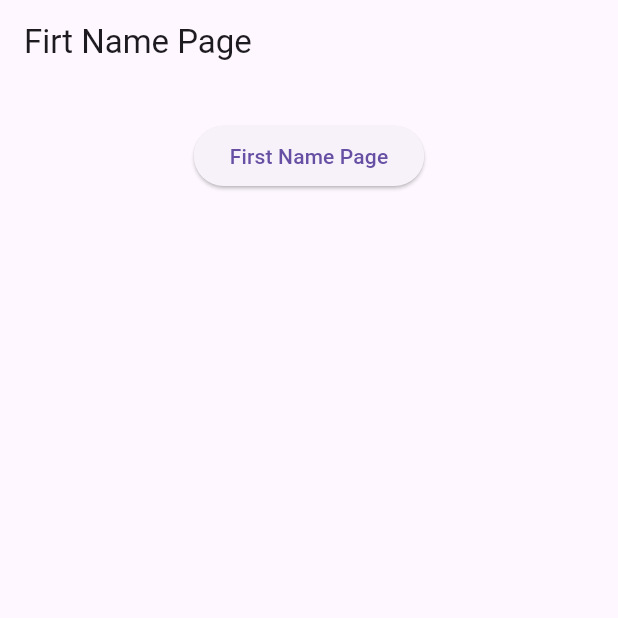
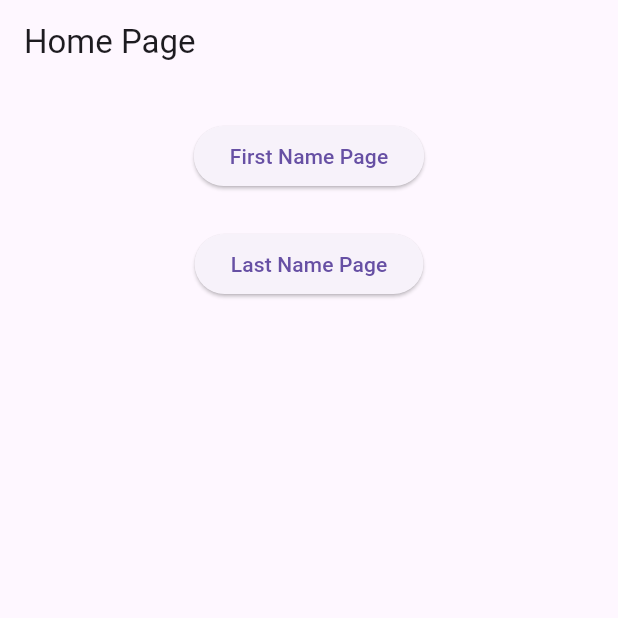
Before and after one commit to Hansenyao/nait-dmit2504-student-workbook, a Flutter app: the screen it shows after launch, on a phone screen of 412 x 824 dp, the top half of it. Run offline on Flutter 3.47's test engine with Material 3 defaults, Android fonts, the phone set to English and light mode, and no system bars; our stand-ins replace cloud_firestore, firebase_auth, firebase_core, sqflite; missing offline and left inert: dart:ffi, firebase_ui_auth; accounts and stored records are empty.

Commit message:
finished coding for app_state

```diff
--- a/app_state/lib/main.dart
+++ b/app_state/lib/main.dart
@@ -1,5 +1,6 @@
 import 'package:flutter/material.dart';
-import 'package:app_state/pages/home_page.dart';
+
+import 'pages/home_page.dart';
 
 void main() {
   runApp(const MainApp());
@@ -10,10 +11,8 @@ class MainApp extends StatelessWidget {
 
   @override
   Widget build(BuildContext context) {
-    return const MaterialApp(
-      home: Center(
-        child: Scaffold(body: Center(child: HomePage())),
-      ),
+    return MaterialApp(
+      home: Scaffold(body: Center(child: HomePage())),
     );
   }
 }
--- a/app_state/lib/models/user.dart
+++ b/app_state/lib/models/user.dart
@@ -2,8 +2,8 @@ import 'package:flutter/material.dart';
 
 class User extends ChangeNotifier {
   User(String firstName, String lastName) {
-    this._firstName = firstName;
-    this._lastName = lastName;
+    this.firstName = firstName;
+    this.lastName = lastName;
   }
 
   String? _firstName;
@@ -14,11 +14,13 @@ class User extends ChangeNotifier {
 
   set firstName(newFirstName) {
     _firstName = newFirstName;
+
     notifyListeners();
   }
 
   set lastName(newLastName) {
     _lastName = newLastName;
+
     notifyListeners();
   }
 }
--- a/app_state/lib/pages/home_page.dart
+++ b/app_state/lib/pages/home_page.dart
@@ -1,20 +1,40 @@
+import 'package:app_state/models/user.dart';
 import 'package:flutter/material.dart';
-import 'package:app_state/models/user.dart';
+
+import 'first_name_page.dart';
+import 'last_name_page.dart';
 
 class HomePage extends StatelessWidget {
-  const HomePage({super.key}) : user = User("", "");
+  HomePage({super.key}) : user = User('John', 'Deere');
 
+  // App State
   final User user;
 
   @override
   Widget build(BuildContext context) {
     return Scaffold(
-      appBar: AppBar(title: const Text('Firt Name Page')),
-      body: const Center(
+      appBar: AppBar(title: const Text('Home Page')),
+      body: Center(
         child: Column(
           children: <Widget>[
-            SizedBox(height: 24.0),
-            ElevatedButton(onPressed: () {}, child: Text("First Name Page")),
+            const SizedBox(height: 24.0),
+            ElevatedButton(
+              onPressed: () => Navigator.of(context).push(
+                MaterialPageRoute(
+                  builder: (context) => FirstNamePage(user: user),
+                ),
+              ),
+              child: const Text('First Name Page'),
+            ),
+            const SizedBox(height: 24.0),
+            ElevatedButton(
+              onPressed: () => Navigator.of(context).push(
+                MaterialPageRoute(
+                  builder: (context) => LastNamePage(user: user),
+                ),
+              ),
+              child: const Text('Last Name Page'),
+            ),
           ],
         ),
       ),
```
Also changed, not shown: app_state/lib/pages/first_name_page.dart (+25 -3 lines), app_state/lib/pages/last_name_page.dart (+25 -2 lines).
